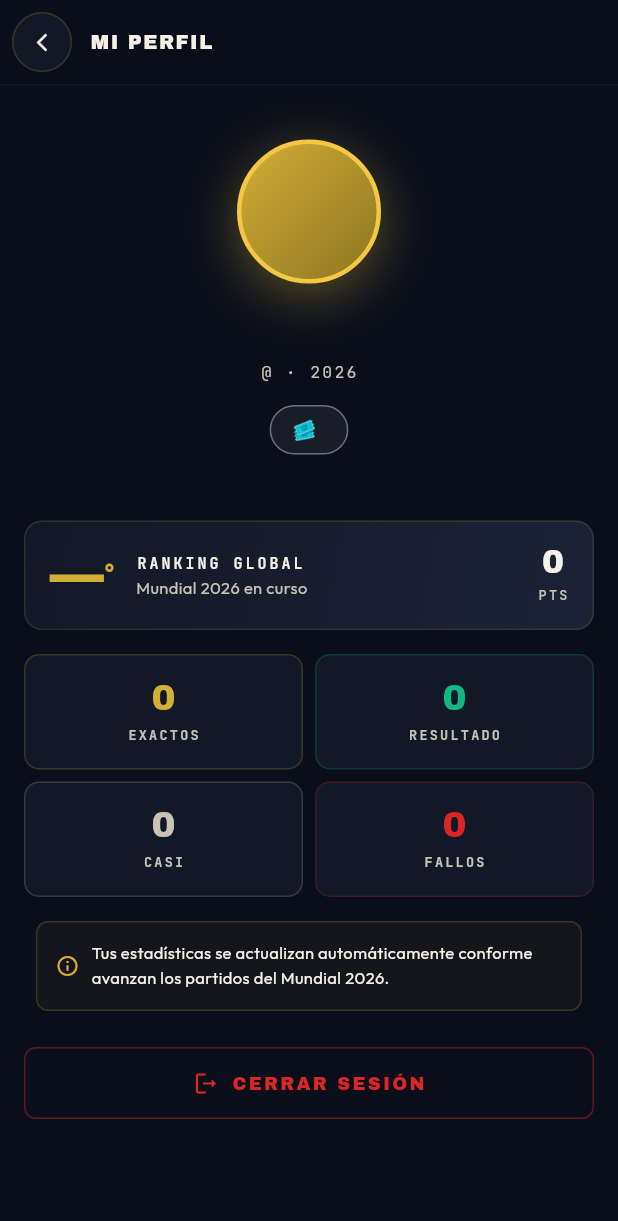
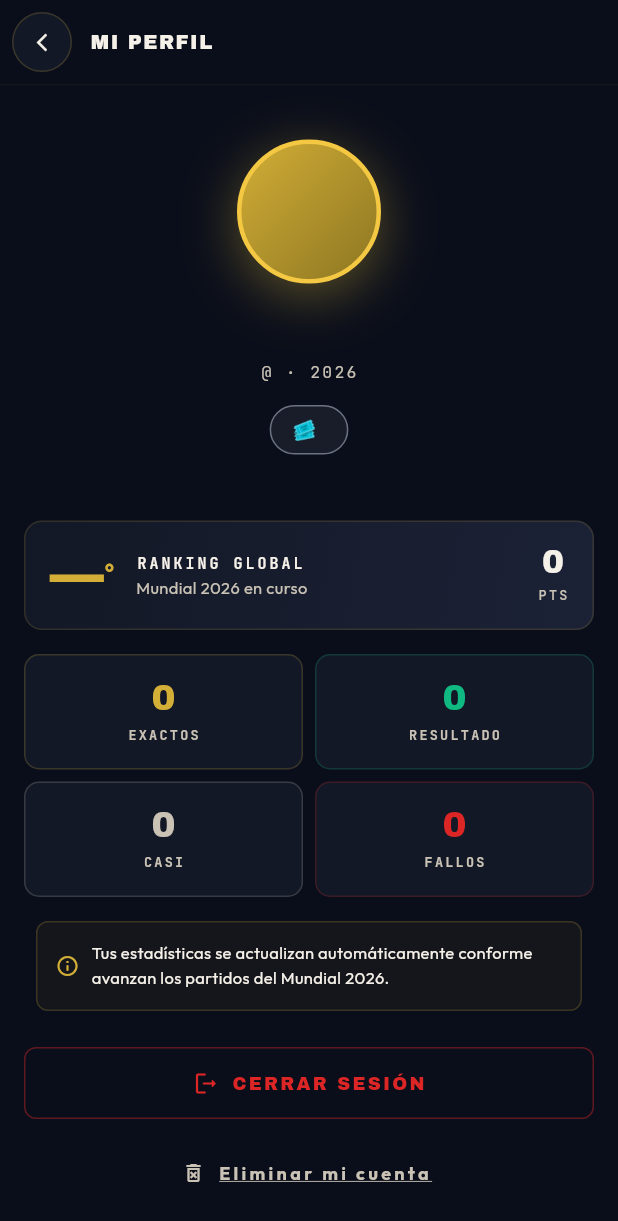
Before and after one commit to Pinan76/progana-mobile, a Flutter app: the ProfileScreen screen opened directly, on a phone screen of 412 x 824 dp. Shown: the top 1221 px of the screen. Run offline on Flutter 3.47's test engine with Material 3 defaults, Android fonts, the phone set to English and light mode, and no system bars; our stand-ins replace google_fonts, qr_flutter, supabase_flutter, webview_flutter; accounts and stored records are empty.

Commit message:
feat: eliminar cuenta (perfil + helper) - requisito Google Play

```diff
--- a/lib/features/profile/screens/profile_screen.dart
+++ b/lib/features/profile/screens/profile_screen.dart
@@ -18,6 +18,7 @@ import 'package:flutter/material.dart';
 import 'package:google_fonts/google_fonts.dart';
 import 'package:supabase_flutter/supabase_flutter.dart';
 import '../../../core/theme/progana_theme.dart';
+import '../widgets/eliminar_cuenta.dart';
 
 class ProfileScreen extends StatefulWidget {
   const ProfileScreen({super.key});
@@ -200,6 +201,8 @@ class _ProfileScreenState extends State<ProfileScreen> {
                 _buildPlaceholderDisclaimer(),
                 const SizedBox(height: 24),
                 _buildLogoutButton(),
+                const SizedBox(height: 12),
+                _buildDeleteAccountButton(),
                 const SizedBox(height: 24),
               ],
             ),
@@ -670,4 +673,27 @@ class _ProfileScreenState extends State<ProfileScreen> {
       ),
     );
   }
+
+  // ===========================================================================
+  // ELIMINAR CUENTA (requisito Google Play)
+  // ===========================================================================
+
+  Widget _buildDeleteAccountButton() {
+    return Padding(
+      padding: const EdgeInsets.symmetric(horizontal: 16),
+      child: TextButton.icon(
+        onPressed: () => mostrarDialogoEliminarCuenta(context),
+        icon: const Icon(Icons.delete_forever_outlined,
+            color: ProganaColors.creamDim, size: 16),
+        label: Text(
+          'Eliminar mi cuenta',
+          style: GoogleFonts.outfit(
+            color: ProganaColors.creamDim,
+            fontSize: 12,
+            decoration: TextDecoration.underline,
+          ),
+        ),
+      ),
+    );
+  }
 }
```
Also changed, not shown: lib/features/profile/widgets/eliminar_cuenta.dart (added, +89 -0 lines).
